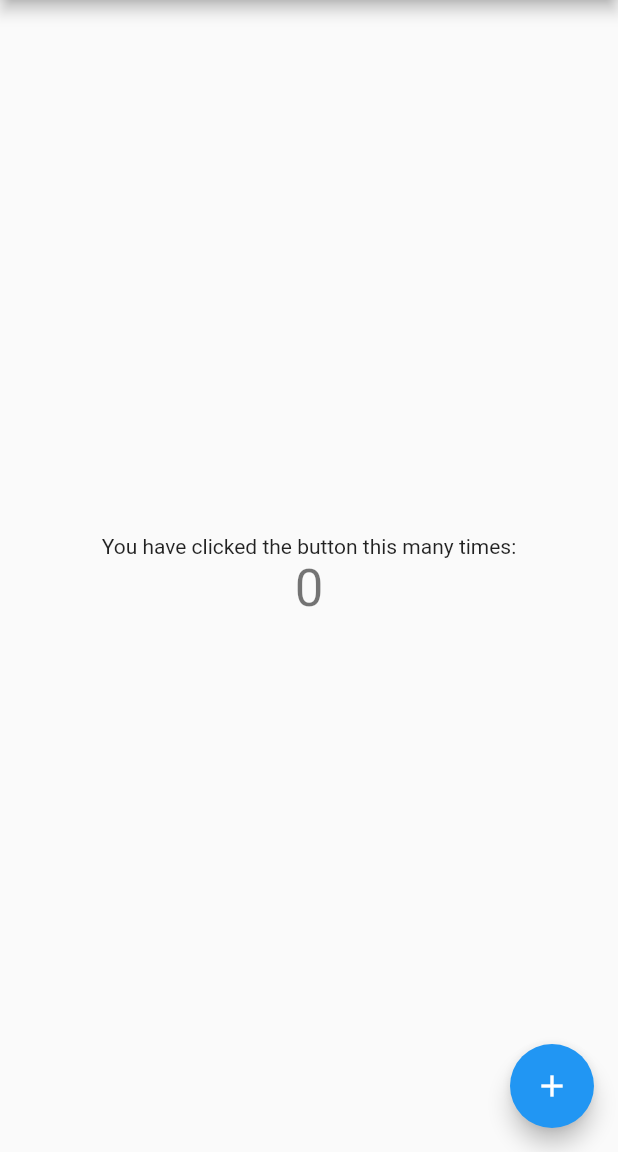
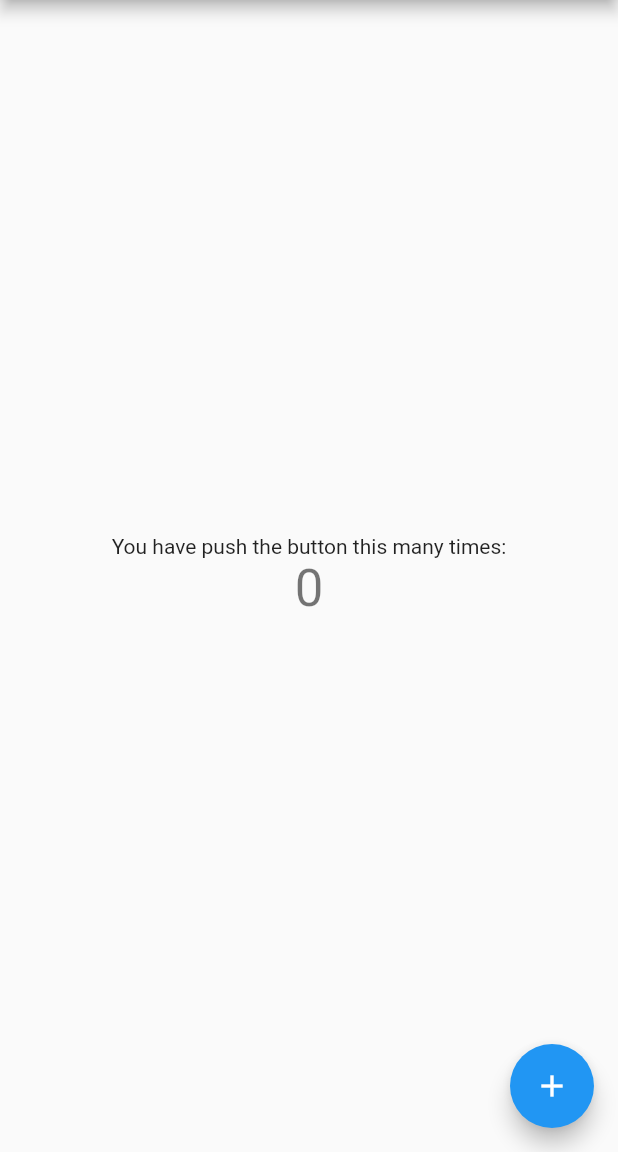
Before and after one commit to zhenyea/flutter_app, a Flutter app: the screen it shows after launch, on a phone screen of 412 x 824 dp, the part 84-1236 px from its top. Run offline on Flutter 3.47's test engine with Material 2 defaults, Android fonts, the phone set to English and light mode, and no system bars.

Commit message:
test commit

```diff
--- a/lib/main.dart
+++ b/lib/main.dart
@@ -92,7 +92,7 @@ class _MyHomePageState extends State<MyHomePage> {
           mainAxisAlignment: MainAxisAlignment.center,
           children: <Widget>[
             Text(
-              'You have clicked the button this many times:',
+              'You have push the button this many times:',
             ),
             Text(
               '$_counter',
```
